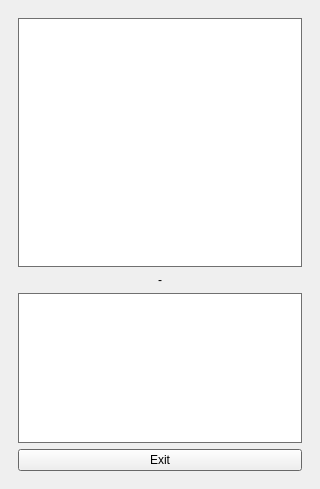
The window that mainwindow.ui (takyonxxx/HeartBeatOpenCv) describes before a commit, drawn with Qt 5.
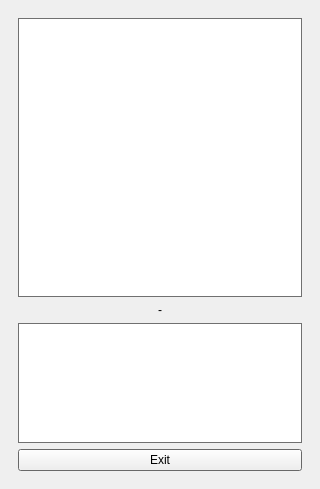
The same window after the commit.

Diff of the .ui file:
```diff
--- a/mainwindow.ui
+++ b/mainwindow.ui
@@ -119,7 +119,7 @@
             <property name="maximumSize">
              <size>
               <width>16777215</width>
-              <height>150</height>
+              <height>120</height>
              </size>
             </property>
            </widget>
```
